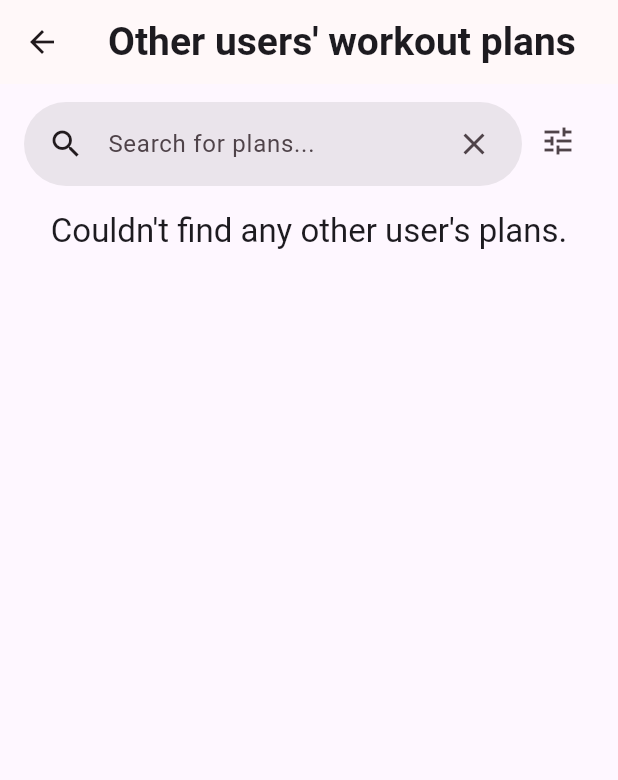
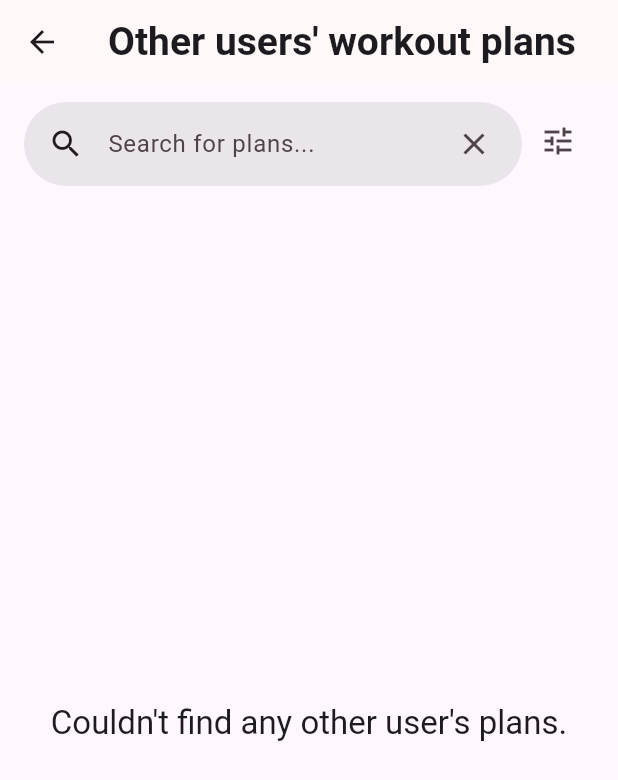
Before and after one commit to kmekarski/gym_partner, a Flutter app: the SharedPlansScreen screen opened directly, on a phone screen of 412 x 824 dp. Shown: the top 780 px of the screen. Run offline on Flutter 3.47's test engine with Material 3 defaults, Android fonts, the phone set to English and light mode, and no system bars; our stand-ins replace cloud_firestore, firebase_auth, firebase_core, firebase_storage, flutter_riverpod, image_picker and 1 more; missing offline and left inert: dart:ffi; accounts and stored records are empty.

Commit message:
moved center message to separate widget, fixed displaying center message on all screens

```diff
--- a/lib/screens/shared_plans.dart
+++ b/lib/screens/shared_plans.dart
@@ -7,6 +7,7 @@ import 'package:gym_partner/models/plan_visibility.dart';
 import 'package:gym_partner/providers/public_plans_provider.dart';
 import 'package:gym_partner/screens/plan_details.dart';
 import 'package:gym_partner/widgets/badges/custom_filter_chip.dart';
+import 'package:gym_partner/widgets/center_message.dart';
 import 'package:gym_partner/widgets/plan_card.dart';
 import 'package:gym_partner/widgets/plans_list.dart';
 import 'package:gym_partner/widgets/modals/shared_plans_filters.dart';
@@ -143,7 +144,37 @@ class _SharedPlansScreenState extends ConsumerState<SharedPlansScreen> {
         Expanded(child: searchbar),
         IconButton(
           onPressed: _showFiltersModal,
-          icon: Icon(Icons.tune),
+          icon: const Icon(Icons.tune),
+        ),
+      ],
+    );
+    final anyFiltersApplied = _searchController.text.isNotEmpty ||
+        _selectedTags.isNotEmpty ||
+        _selectedDifficulty != null;
+    var contentWithPlans = SingleChildScrollView(
+      child: Column(
+        mainAxisSize: MainAxisSize.min,
+        crossAxisAlignment: CrossAxisAlignment.stretch,
+        children: [
+          searchbarAndFiltersButtonRow,
+          const SizedBox(height: 8),
+          PlansList(
+            type: PlansListType.public,
+            plans: _filteredPlans,
+            onSelectPlan: _selectPlan,
+          )
+        ],
+      ),
+    );
+    var contentWithoutPlans = Column(
+      children: [
+        searchbarAndFiltersButtonRow,
+        const SizedBox(height: 8),
+        Expanded(
+          child: CenterMessage(
+              text: anyFiltersApplied
+                  ? 'Couldn\'t find any plans matching your criteria.'
+                  : 'Couldn\'t find any other user\'s plans.'),
         ),
       ],
     );
@@ -153,46 +184,8 @@ class _SharedPlansScreenState extends ConsumerState<SharedPlansScreen> {
       ),
       body: Padding(
         padding: const EdgeInsets.symmetric(horizontal: 16),
-        child: SingleChildScrollView(
-          child: Column(
-            mainAxisSize: MainAxisSize.min,
-            crossAxisAlignment: CrossAxisAlignment.stretch,
-            children: [
-              searchbarAndFiltersButtonRow,
-              const SizedBox(height: 8),
-              _content(_filteredPlans),
-            ],
-          ),
-        ),
-      ),
-    );
-  }
-
-  Widget _content(List<Plan> plans) {
-    final anyFiltersApplied = _searchController.text.isNotEmpty ||
-        _selectedTags.isNotEmpty ||
-        _selectedDifficulty != null;
-    if (plans.isEmpty) {
-      return _centerMessage(
-          context,
-          anyFiltersApplied
-              ? 'Couldn\'t find any plans matching your criteria.'
-              : 'Couldn\'t find any other user\'s plans.');
-    } else {
-      return PlansList(
-        type: PlansListType.public,
-        plans: plans,
-        onSelectPlan: _selectPlan,
-      );
-    }
-  }
-
-  Widget _centerMessage(BuildContext context, String text) {
-    return Center(
-      child: Text(
-        text,
-        style: Theme.of(context).textTheme.titleLarge,
-        textAlign: TextAlign.center,
+        child:
+            _filteredPlans.isNotEmpty ? contentWithPlans : contentWithoutPlans,
       ),
     );
   }
--- /dev/null
+++ b/lib/widgets/center_message.dart
@@ -0,0 +1,22 @@
+import 'package:flutter/cupertino.dart';
+import 'package:flutter/material.dart';
+
+class CenterMessage extends StatelessWidget {
+  const CenterMessage({
+    super.key,
+    required this.text,
+  });
+
+  final String text;
+
+  @override
+  Widget build(BuildContext context) {
+    return Center(
+      child: Text(
+        text,
+        style: Theme.of(context).textTheme.titleLarge,
+        textAlign: TextAlign.center,
+      ),
+    );
+  }
+}
```
Also changed, not shown: lib/screens/my_plans.dart (+45 -53 lines), lib/screens/splash.dart (+13 -3 lines), lib/screens/workout_history.dart (+18 -2 lines).
